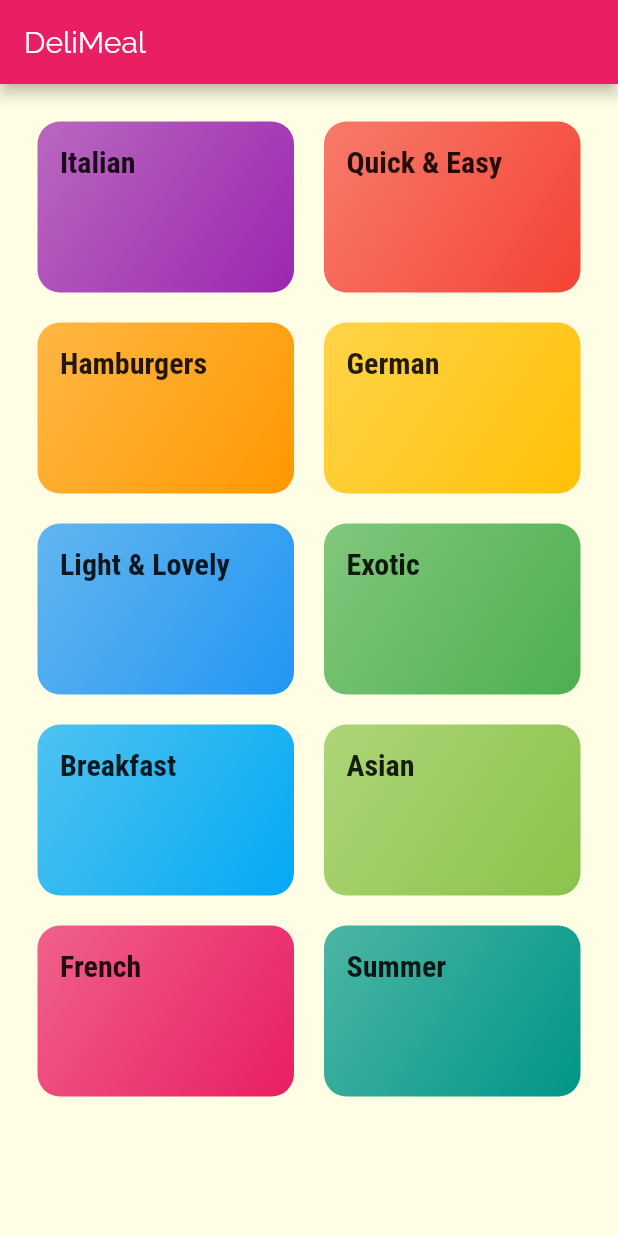
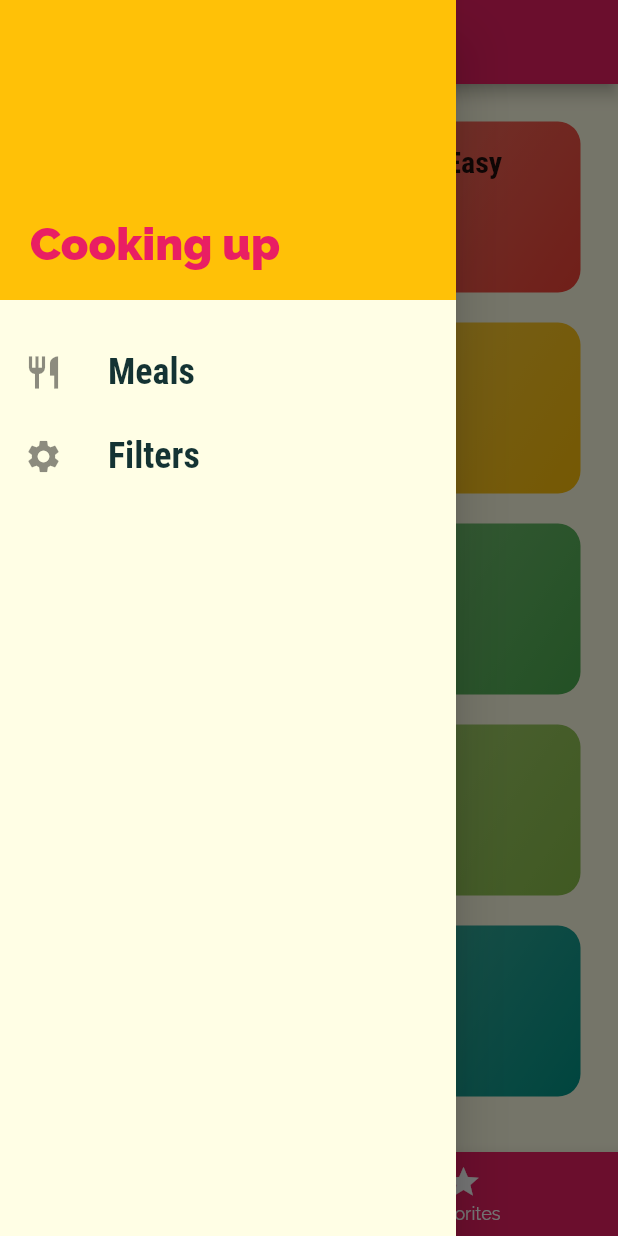
Before and after one commit to Satyajeetsinh/DeliMealsApp, a Flutter app: the screen it shows after launch, with the side drawer open (before the commit the screen has no drawer), on a phone screen of 412 x 824 dp. Run offline on Flutter 3.47's test engine with Material 2 defaults, Android fonts, the phone set to English and light mode, and no system bars.

Commit message:
drawer and bottom navigationbar added

```diff
--- a/lib/main.dart
+++ b/lib/main.dart
@@ -2,6 +2,8 @@ import 'package:flutter/material.dart';
 import './screens/categories_screen.dart';
 import './screens/category_meals_screen.dart';
 import './screens/meal_detail_screen.dart';
+import './screens/tabs_screen.dart';
+import './screens/filters_screen.dart';
 
 void main() => runApp(MyApp());
 
@@ -29,9 +31,10 @@ class MyApp extends StatelessWidget {
               ))),
       initialRoute: "/",
       routes: {
-        "/": (ctx) => CategoriesScreen(),
+        "/": (ctx) => TabsScreen(),
         CategoryMealsScreen.routeName: (ctx) => CategoryMealsScreen(),
         MealDetailScreen.routeName: (ctx) => MealDetailScreen(),
+        FiltersScreen.routeName: (ctx) => FiltersScreen(),
       },
       onUnknownRoute: (settings) {
         return MaterialPageRoute(
--- a/lib/screens/categories_screen.dart
+++ b/lib/screens/categories_screen.dart
@@ -5,11 +5,7 @@ import '../dummy_data.dart';
 class CategoriesScreen extends StatelessWidget {
   @override
   Widget build(BuildContext context) {
-    return Scaffold(
-      appBar: AppBar(
-        title: const Text("DeliMeal"),
-      ),
-      body: GridView(
+    return GridView(
       padding: const EdgeInsets.all(25),
       children: DUMMY_CATEGORIES
           .map((catData) => CategoryItem(
@@ -24,7 +20,6 @@ class CategoriesScreen extends StatelessWidget {
         crossAxisSpacing: 20,
         mainAxisSpacing: 20,
       ),
-      ),
     );
   }
 }
--- /dev/null
+++ b/lib/screens/favorites_screen.dart
@@ -0,0 +1,10 @@
+import 'package:flutter/material.dart';
+
+class FavoritesScreen extends StatelessWidget {
+  @override
+  Widget build(BuildContext context) {
+    return Center(
+      child: Text("favorite"),
+    );
+  }
+}
--- /dev/null
+++ b/lib/screens/filters_screen.dart
@@ -0,0 +1,11 @@
+import 'package:flutter/material.dart';
+
+class FiltersScreen extends StatelessWidget {
+  static const routeName = "/filters";
+  @override
+  Widget build(BuildContext context) {
+    return Center(
+      child: Text("Filters"),
+    );
+  }
+}
--- a/lib/screens/tabs_screen.dart
+++ b/lib/screens/tabs_screen.dart
@@ -1,4 +1,8 @@
 import 'package:flutter/material.dart';
+
+import './favorites_screen.dart';
+import './categories_screen.dart';
+import '../widgets/main_drawer.dart';
 
 class TabsScreen extends StatefulWidget {
   @override
@@ -6,8 +10,52 @@ class TabsScreen extends StatefulWidget {
 }
 
 class _TabsScreenState extends State<TabsScreen> {
+  final List<Map<String, Object>> _pages = [
+    {
+      'page': CategoriesScreen(),
+      'title': 'Categories',
+    },
+    {
+      'page': FavoritesScreen(),
+      'title': 'Your Favorite',
+    },
+  ];
+  int _selectedPageIndex = 0;
+
+  void _selectPage(int index) {
+    setState(() {
+      _selectedPageIndex = index;
+    });
+  }
+
   @override
   Widget build(BuildContext context) {
-    return Container();
+    return Scaffold(
+      appBar: AppBar(
+        title: Text(_pages[_selectedPageIndex]['title']),
+      ),
+      drawer: MainDrawer(),
+      body: _pages[_selectedPageIndex]['page'],
+      bottomNavigationBar: BottomNavigationBar(
+        onTap: _selectPage,
+        backgroundColor: Theme.of(context).primaryColor,
+        unselectedItemColor: Colors.white,
+        selectedItemColor: Theme.of(context).accentColor,
+        currentIndex: _selectedPageIndex,
+        // type: BottomNavigationBarType.fixed,
+        items: [
+          BottomNavigationBarItem(
+            backgroundColor: Theme.of(context).primaryColor,
+            icon: Icon(Icons.category),
+            title: Text('Categories'),
+          ),
+          BottomNavigationBarItem(
+            backgroundColor: Theme.of(context).primaryColor,
+            icon: Icon(Icons.star),
+            title: Text('Favorites'),
+          ),
+        ],
+      ),
+    );
   }
 }
--- /dev/null
+++ b/lib/widgets/main_drawer.dart
@@ -0,0 +1,60 @@
+import 'package:flutter/material.dart';
+import '../screens/filters_screen.dart';
+
+class MainDrawer extends StatelessWidget {
+  Widget buildListTile(String title, IconData icon, Function tapHandler) {
+    return ListTile(
+      leading: Icon(
+        icon,
+        size: 26,
+      ),
+      title: Text(
+        title,
+        style: TextStyle(
+          fontFamily: "RobotoCondensed",
+          fontSize: 24,
+          fontWeight: FontWeight.bold,
+        ),
+      ),
+      onTap: tapHandler,
+    );
+  }
+
+  @override
+  Widget build(BuildContext context) {
+    return Drawer(
+      child: Column(
+        children: <Widget>[
+          Container(
+            height: 200,
+            width: double.infinity,
+            padding: EdgeInsets.all(20),
+            alignment: Alignment.bottomLeft,
+            color: Theme.of(context).accentColor,
+            child: Text(
+              "Cooking up",
+              style: TextStyle(
+                fontWeight: FontWeight.w900,
+                fontSize: 30,
+                color: Theme.of(context).primaryColor,
+              ),
+            ),
+          ),
+          SizedBox(
+            height: 20,
+          ),
+          buildListTile(
+            "Meals",
+            Icons.restaurant,
+            () {
+              Navigator.of(context).pushNamed("/");
+            },
+          ),
+          buildListTile("Filters", Icons.settings, () {
+            Navigator.of(context).pushNamed(FiltersScreen.routeName);
+          }),
+        ],
+      ),
+    );
+  }
+}
```
Lines whose indentation alone changed are shown as unchanged.
